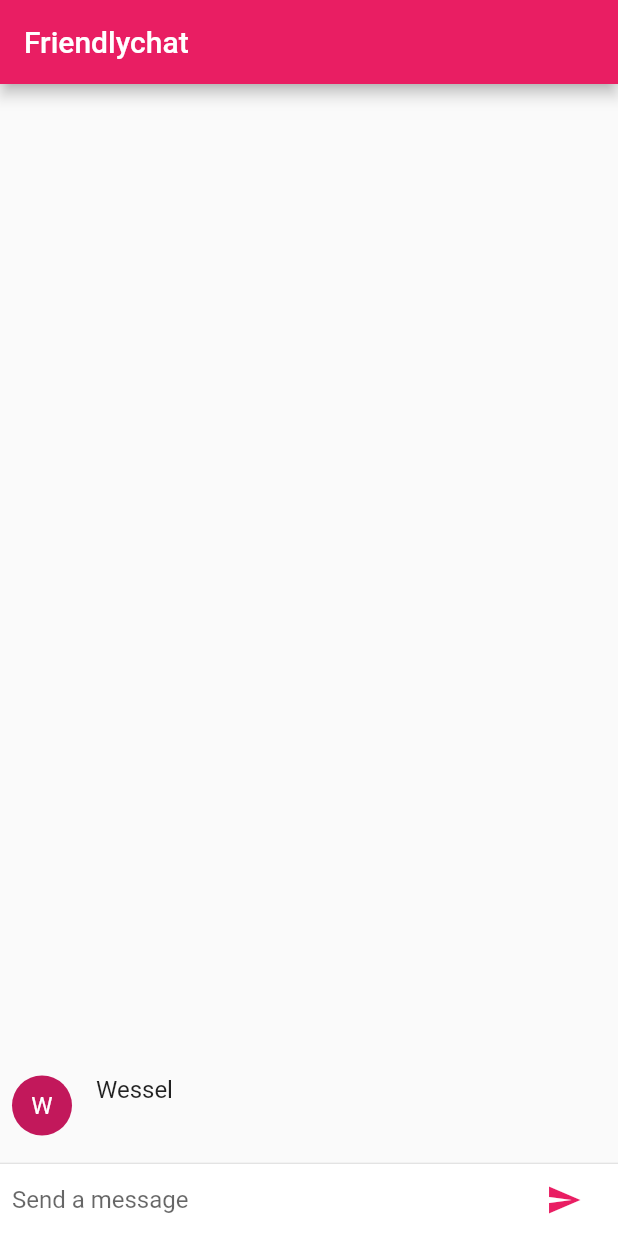
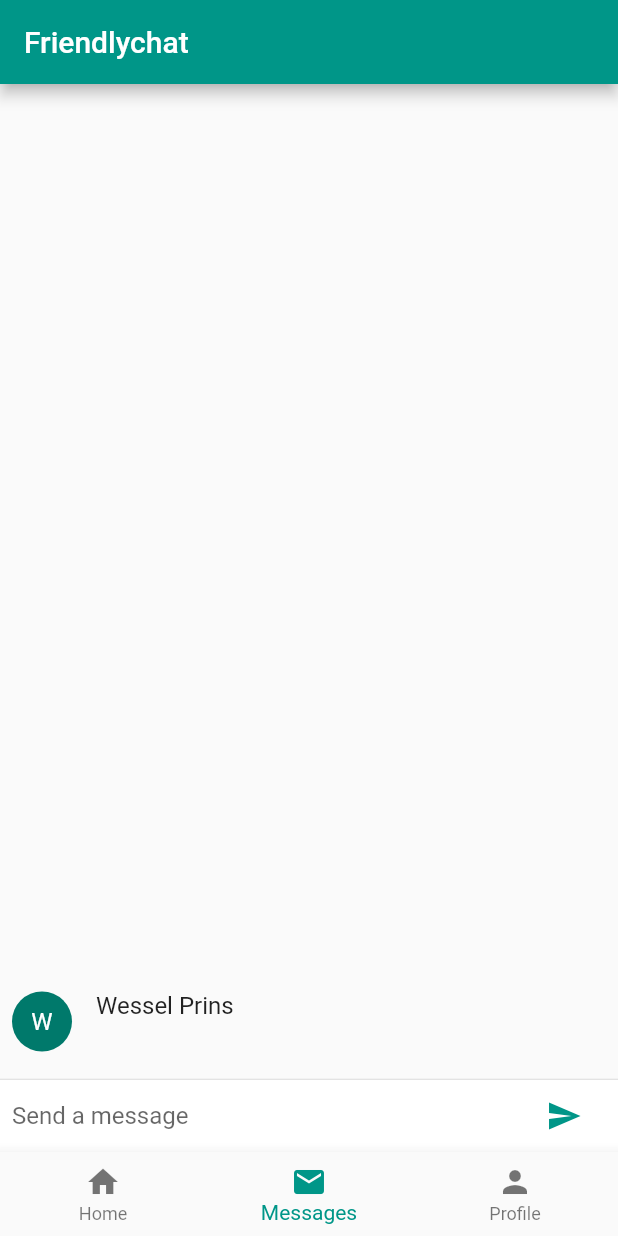
Before and after one commit to WPrins/flutterChat, a Flutter app: the screen it shows after launch, after a tap on the "send" icon, on a phone screen of 412 x 824 dp. Run offline on Flutter 3.47's test engine with Material 2 defaults, Android fonts, the phone set to English and light mode, and no system bars.

Commit message:
Changed a bunch of things

```diff
--- a/lib/main.dart
+++ b/lib/main.dart
@@ -1,6 +1,6 @@
 import 'package:flutter/material.dart';
 
-const String _name = "Wessel";
+const String _name = "Wessel Prins";
 
 void main() => runApp(new MyApp());
 
@@ -19,7 +19,7 @@ class MyApp extends StatelessWidget {
           // "hot reload" (press "r" in the console where you ran "flutter run",
           // or press Run > Flutter Hot Reload in IntelliJ). Notice that the
           // counter didn't reset back to zero; the application is not restarted.
-          primarySwatch: Colors.pink,
+          primarySwatch: Colors.teal,
         ),
         title: "Friendlychat",
         home: new ChatScreen(),
@@ -33,7 +33,7 @@ class ChatScreen extends StatefulWidget {
   State createState() => new ChatScreenState();
 }
 
-class ChatScreenState extends State<ChatScreen> {
+class ChatScreenState extends State<ChatScreen> with TickerProviderStateMixin {
   final List<ChatMessage> _messages = <ChatMessage>[];
   final TextEditingController _textController = new TextEditingController();
 
@@ -56,6 +56,23 @@ class ChatScreenState extends State<ChatScreen> {
             decoration: new BoxDecoration(color: Theme.of(context).cardColor),
             child: _buildTextComposer(),
           ),
+        ],
+      ),
+      bottomNavigationBar: BottomNavigationBar(
+       currentIndex: 1, // this will be set when a new tab is tapped
+       items: [
+         BottomNavigationBarItem(
+           icon: new Icon(Icons.home),
+           title: new Text('Home'),
+         ),
+         BottomNavigationBarItem(
+           icon: new Icon(Icons.mail),
+           title: new Text('Messages'),
+         ),
+         BottomNavigationBarItem(
+           icon: Icon(Icons.person),
+           title: Text('Profile')
+         )
        ],
      ),
     );
@@ -88,19 +105,36 @@ class ChatScreenState extends State<ChatScreen> {
     _textController.clear();
     ChatMessage message = new ChatMessage(
       text: text,
+      animationController: new AnimationController(
+        duration: new Duration(milliseconds: 700),
+        vsync: this,
+      ),
     );
     setState(() {
       _messages.insert(0, message);
     });
+    message.animationController.forward();
+  }
+
+  @override
+  void dispose() {
+    for (ChatMessage message in _messages)
+      message.animationController.dispose();
+    super.dispose();
   }
 }
 
 class ChatMessage extends StatelessWidget {
-  ChatMessage({this.text});
+  ChatMessage({this.text, this.animationController});
   final String text;
+  final AnimationController animationController;
   @override
   Widget build(BuildContext context) {
-    return new Container(
+    return new SizeTransition(
+      sizeFactor: new CurvedAnimation(
+          parent: animationController, curve: Curves.easeOut),
+      axisAlignment: 0.0,
+      child: new Container(
         margin: const EdgeInsets.symmetric(vertical: 10.0),
         child: new Row(
           crossAxisAlignment: CrossAxisAlignment.start,
@@ -121,92 +155,7 @@ class ChatMessage extends StatelessWidget {
             ),
           ],
         ),
+      ),
     );
   }
 }
-
-class MyHomePage extends StatefulWidget {
-  MyHomePage({Key key, this.title}) : super(key: key);
-
-  // This widget is the home page of your application. It is stateful, meaning
-  // that it has a State object (defined below) that contains fields that affect
-  // how it looks.
-
-  // This class is the configuration for the state. It holds the values (in this
-  // case the title) provided by the parent (in this case the App widget) and
-  // used by the build method of the State. Fields in a Widget subclass are
-  // always marked "final".
-
-  final String title;
-
-  @override
-  _MyHomePageState createState() => new _MyHomePageState();
-}
-
-class _MyHomePageState extends State<MyHomePage> {
-  int _counter = 0;
-
-  void _incrementCounter() {
-    setState(() {
-      // This call to setState tells the Flutter framework that something has
-      // changed in this State, which causes it to rerun the build method below
-      // so that the display can reflect the updated values. If we changed
-      // _counter without calling setState(), then the build method would not be
-      // called again, and so nothing would appear to happen.
-      _counter++;
-    });
-  }
-
-  @override
-  Widget build(BuildContext context) {
-    // This method is rerun every time setState is called, for instance as done
-    // by the _incrementCounter method above.
-    //
-    // The Flutter framework has been optimized to make rerunning build methods
-    // fast, so that you can just rebuild anything that needs updating rather
-    // than having to individually change instances of widgets.
-    return new Scaffold(
-      appBar: new AppBar(
-        // Here we take the value from the MyHomePage object that was created by
-        // the App.build method, and use it to set our appbar title.
-        title: new Text(widget.title),
-      ),
-      body: new Center(
-        // Center is a layout widget. It takes a single child and positions it
-        // in the middle of the parent.
-        child: new Column(
-          // Column is also layout widget. It takes a list of children and
-          // arranges them vertically. By default, it sizes itself to fit its
-          // children horizontally, and tries to be as tall as its parent.
-          //
-          // Invoke "debug paint" (press "p" in the console where you ran
-          // "flutter run", or select "Toggle Debug Paint" from the Flutter tool
-          // window in IntelliJ) to see the wireframe for each widget.
-          //
-          // Column has various properties to control how it sizes itself and
-          // how it positions its children. Here we use mainAxisAlignment to
-          // center the children vertically; the main axis here is the vertical
-          // axis because Columns are vertical (the cross axis would be
-          // horizontal).
-          mainAxisAlignment: MainAxisAlignment.center,
-          children: <Widget>[
-            new Text(
-              'You have pushed the button this many times:',
-            ),
-            new Text(
-                'Hello Nadinki!\r\n isn\'t this cool! kisses from Wessel!'),
-            new Text(
-              '$_counter',
-              style: Theme.of(context).textTheme.display1,
-            ),
-          ],
-        ),
-      ),
-      floatingActionButton: new FloatingActionButton(
-        onPressed: _incrementCounter,
-        tooltip: 'Increment',
-        child: new Icon(Icons.add),
-      ), // This trailing comma makes auto-formatting nicer for build methods.
-    );
-  }
-}
```
Also changed, not shown: pubspec.lock, 1 other file. Lines whose indentation alone changed are shown as unchanged.
